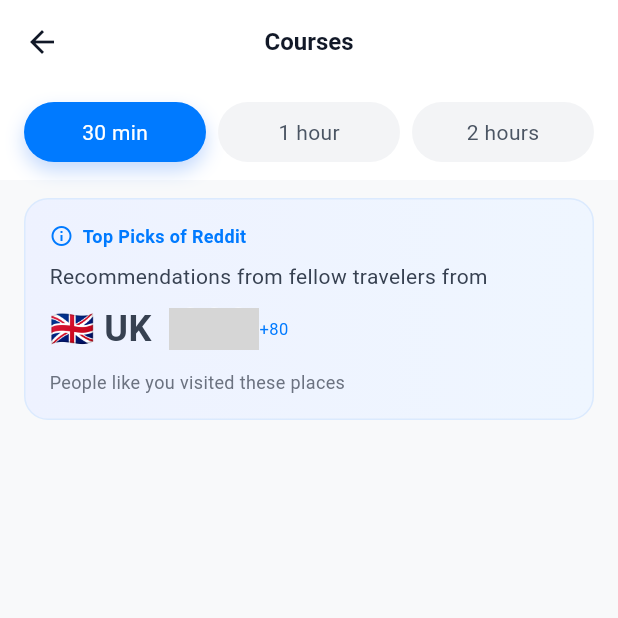
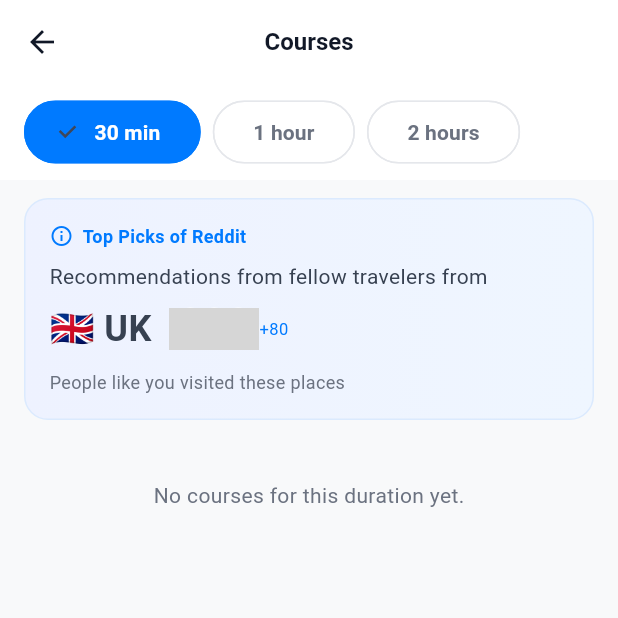
Before and after one commit to yuna0102/businessStrategy_travelCourseFrontend, a Flutter app: the CoursesPage screen opened directly, after a tap on "30 min", on a phone screen of 412 x 824 dp, the top half of it. Run offline on Flutter 3.47's test engine with Material 3 defaults, Android fonts, the phone set to English and light mode, and no system bars; network calls fail; grey boxes are pictures that could not be loaded.

Commit message:
feat: add course time filter

```diff
--- a/lib/models/course.dart
+++ b/lib/models/course.dart
@@ -10,6 +10,8 @@ class Course {
     final int walkingMinutes;
     final String categoryEmoji; // 아이콘/이모지
     final Color categoryBgColor;
+
+    final int durationMinutes;
 
     final String reviewerName;
     final String reviewerMeta;   // (🇬🇧, 28)
@@ -26,5 +28,26 @@ class Course {
         required this.reviewerName,
         required this.reviewerMeta,
         required this.reviewAgoText,
+        required this.durationMinutes,
     });
+
+    /// Django /api/storages/{id}/courses/ 응답을 Course로 변환
+    factory Course.fromJson(Map<String, dynamic> json) {
+        return Course(
+        id: json['id'].toString(),
+        title: json['title'] ?? '',
+        subtitle: json['summary'] ?? '',
+        durationMinutes: json['duration_minutes'] as int,
+        imageUrl: json['thumbnail_url'] ?? '',
+        // 아래 값들은 아직 백엔드에 없어서 임시값(목업)으로 세팅
+        walkingMinutes: (json['duration_minutes'] ?? 0) is int
+            ? json['duration_minutes'] as int
+            : 0,
+        categoryEmoji: '🍵',
+        categoryBgColor: const Color(0xFFFFFBEB),
+        reviewerName: json['created_by_name'] ?? '',
+        reviewerMeta: '',
+        reviewAgoText: '',
+        );
+    }
 }
--- a/lib/screens/courses_page.dart
+++ b/lib/screens/courses_page.dart
@@ -1,13 +1,38 @@
 import 'package:flutter/material.dart';
 import '../theme/app_theme.dart';
-import '../models/course.dart';          // ✅ 새로 추가
-import 'course_detail_page.dart';       // ✅ Step1-3에서 쓸 예정
+import '../models/course.dart';
+import 'course_detail_page.dart';
+
 
 
 enum CourseDurationFilter {
-    thirty,
-    sixty,
-    oneTwenty,
+  thirty,    // 30분
+  sixty,     // 60분 = 1 hour
+  oneTwenty, // 120분 = 2 hours
+}
+
+extension CourseDurationFilterX on CourseDurationFilter {
+    String get label {
+        switch (this) {
+        case CourseDurationFilter.thirty:
+            return '30 min';
+        case CourseDurationFilter.sixty:
+            return '1 hour';
+        case CourseDurationFilter.oneTwenty:
+            return '2 hours';
+        }
+    }
+
+    int get minutes {
+        switch (this) {
+        case CourseDurationFilter.thirty:
+            return 30;
+        case CourseDurationFilter.sixty:
+            return 60;
+        case CourseDurationFilter.oneTwenty:
+            return 120;
+        }
+    }
 }
 
 class CoursesPage extends StatefulWidget {
@@ -44,6 +69,7 @@ class CoursesPage extends StatefulWidget {
             id: '1',
             title: 'Insadong Tea Tour',
             subtitle: 'Traditional Korean tea & desserts',
+            durationMinutes: 30,
             imageUrl: 'https://picsum.photos/600/360?1',
             walkingMinutes: 5,
             categoryEmoji: '🍵',
@@ -56,6 +82,7 @@ class CoursesPage extends StatefulWidget {
             id: '2',
             title: 'Gyeongbokgung Palace Tour',
             subtitle: 'Historic royal palace & museum',
+            durationMinutes: 60,
             imageUrl: 'https://picsum.photos/600/360?2',
             walkingMinutes: 12,
             categoryEmoji: '🏛',
@@ -68,6 +95,7 @@ class CoursesPage extends StatefulWidget {
             id: '3',
             title: 'Gwangjang Market Food Tour',
             subtitle: 'Traditional food market & street eats',
+            durationMinutes: 120,
             imageUrl: 'https://picsum.photos/600/360?3',
             walkingMinutes: 18,
             categoryEmoji: '🍜',
@@ -80,6 +108,7 @@ class CoursesPage extends StatefulWidget {
             id: '4',
             title: 'Cafe Onion Anguk',
             subtitle: 'Trendy cafe in hanok building',
+            durationMinutes: 60,
             imageUrl: 'https://picsum.photos/600/360?4',
             walkingMinutes: 8,
             categoryEmoji: '☕️',
@@ -92,6 +121,7 @@ class CoursesPage extends StatefulWidget {
             id: '5',
             title: 'Bukchon Hanok Village',
             subtitle: 'Traditional Korean village & photo spots',
+            durationMinutes: 30,
             imageUrl: 'https://picsum.photos/600/360?5',
             walkingMinutes: 15,
             categoryEmoji: '🏡',
@@ -109,7 +139,19 @@ class CoursesPage extends StatefulWidget {
     }
 
 class _CoursesPageState extends State<CoursesPage> {
-    CourseDurationFilter _selectedFilter = CourseDurationFilter.thirty;
+    CourseDurationFilter _selectedDuration = CourseDurationFilter.thirty;
+
+    List<Course> get _filteredCourses {
+        final target = _selectedDuration.minutes;
+        // durationMinutes가 target(30/60/120)에 해당하는 코스만 보여주기
+        return widget.courses.where((c) => c.durationMinutes == target).toList();
+    }
+
+    void _onDurationSelected(CourseDurationFilter filter) {
+        setState(() {
+        _selectedDuration = filter;
+        });
+    }
 
     @override
     Widget build(BuildContext context) {
@@ -139,10 +181,8 @@ class _CoursesPageState extends State<CoursesPage> {
 
                 // 시간 필터 (30 min / 1 hour / 2 hours)
                 _DurationFilterRow(
-                    selected: _selectedFilter,
-                    onChanged: (filter) {
-                    setState(() => _selectedFilter = filter);
-                    },
+                    selected: _selectedDuration,
+                    onChanged: _onDurationSelected,
                 ),
 
                 // 나머지는 스크롤 영역
@@ -154,20 +194,25 @@ class _CoursesPageState extends State<CoursesPage> {
                             countryLabel: widget.redditCountryLabel,
                         ),
                         const SizedBox(height: 16),
-                        ...widget.courses.map(
-                            (c) => Padding(
+
+                        if (_filteredCourses.isEmpty)
+                            Padding(
+                                padding: const EdgeInsets.only(top: 24),
+                                child: Center(
+                                child: Text(
+                                    'No courses for this duration yet.',
+                                    style: AppTextStyles.body.copyWith(
+                                    color: AppColors.textMuted,
+                                    ),
+                                ),
+                                ),
+                            )
+                            else
+                            ..._filteredCourses.map(
+                                (c) => Padding(
                                 padding: const EdgeInsets.only(bottom: 12),
-                                child: GestureDetector(
-                                onTap: () {
-                                    Navigator.of(context).push(
-                                    MaterialPageRoute(
-                                        builder: (_) => CourseDetailPage(course: c),
-                                    ),
-                                    );
-                                },
                                 child: _CourseCard(course: c),
                                 ),
-                            ),
 ),
                     ],
                     ),
@@ -282,28 +327,42 @@ class _DurationFilterRow extends StatelessWidget {
     Widget build(BuildContext context) {
         return Container(
         color: Colors.white,
-        padding:
-            const EdgeInsets.only(left: 16, right: 16, top: 12, bottom: 12),
-        child: Row(
+        child: Padding(
+            padding: const EdgeInsets.symmetric(horizontal: 16, vertical: 8),
+            child: Row(
             children: [
-            _DurationChip(
-                label: '30 min',
-                selected: selected == CourseDurationFilter.thirty,
-                onTap: () => onChanged(CourseDurationFilter.thirty),
+                CourseDurationFilter.thirty,
+                CourseDurationFilter.sixty,
+                CourseDurationFilter.oneTwenty,
+            ].map((filter) {
+                final isSelected = selected == filter;
+                return Padding(
+                padding: const EdgeInsets.only(right: 8),
+                child: ChoiceChip(
+                    label: Text(
+                    filter.label,
+                    style: TextStyle(
+                        color: isSelected ? Colors.white : const Color(0xFF6B7280),
+                        fontWeight: FontWeight.w600,
+                    ),
+                    ),
+                    selected: isSelected,
+                    onSelected: (_) => onChanged(filter),
+                    selectedColor: AppColors.primary,
+                    backgroundColor: Colors.white,
+                    side: BorderSide(
+                    color:
+                        isSelected ? AppColors.primary : const Color(0xFFE5E7EB),
+                    ),
+                    shape: RoundedRectangleBorder(
+                    borderRadius: BorderRadius.circular(999),
+                    ),
+                    padding:
+                        const EdgeInsets.symmetric(horizontal: 18, vertical: 10),
+                ),
+                );
+            }).toList(),
             ),
-            const SizedBox(width: 8),
-            _DurationChip(
-                label: '1 hour',
-                selected: selected == CourseDurationFilter.sixty,
-                onTap: () => onChanged(CourseDurationFilter.sixty),
-            ),
-            const SizedBox(width: 8),
-            _DurationChip(
-                label: '2 hours',
-                selected: selected == CourseDurationFilter.oneTwenty,
-                onTap: () => onChanged(CourseDurationFilter.oneTwenty),
-            ),
-            ],
         ),
         );
     }
```
Also changed, not shown: lib/screens/find_storage_page.dart (+61 -17 lines), lib/services/api_client.dart (+21 -0 lines).
